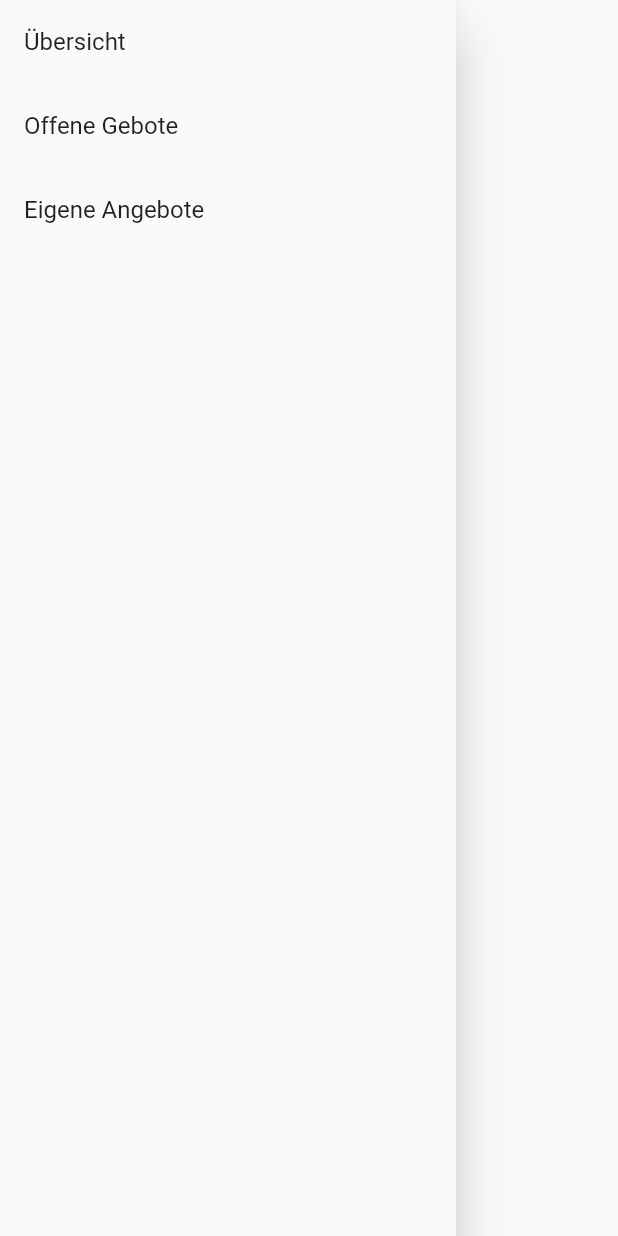
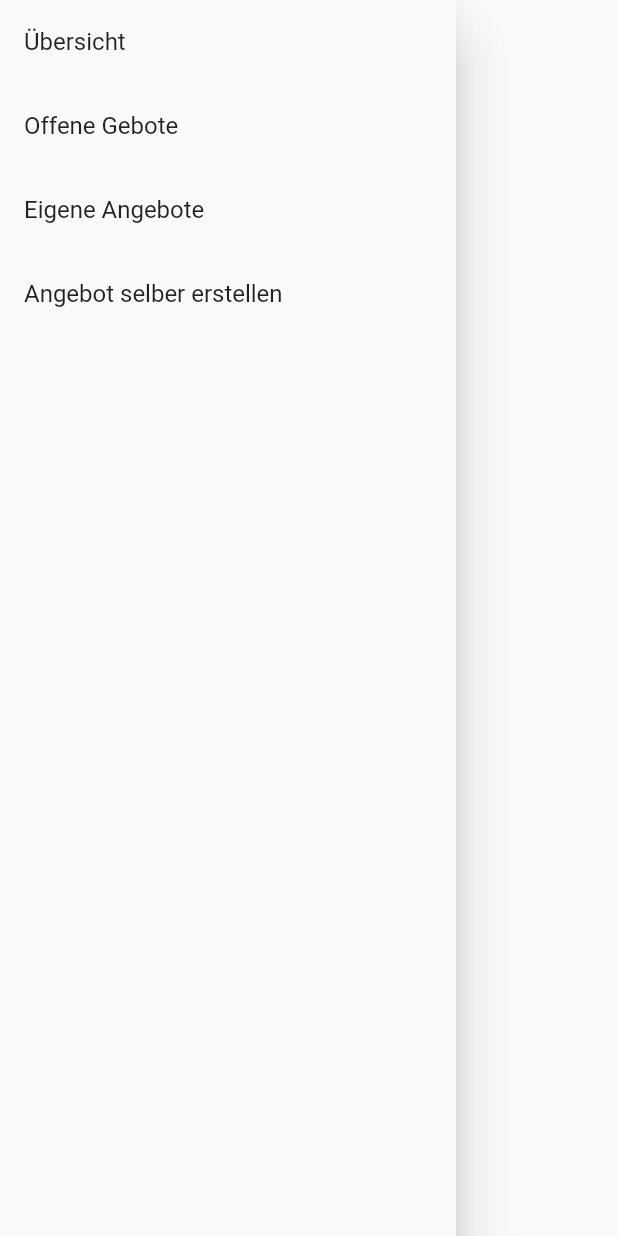
Before and after one commit to DustinHolm/lottery_app, a Flutter app: the Sidebar widget shown alone on an empty page, opened directly, on a phone screen of 412 x 824 dp. Run offline on Flutter 3.47's test engine with Material 2 defaults, Android fonts, the phone set to English and light mode, and no system bars.

Commit message:
-Added a empty Page to create a new Product -Added the Page to the Sidebar

```diff
--- a/lib/main.dart
+++ b/lib/main.dart
@@ -1,5 +1,6 @@
 import 'package:flutter/material.dart';
 import 'package:lottery_app/pages/bidder_page.dart';
+import 'package:lottery_app/pages/create_new_product_page.dart';
 import 'package:lottery_app/pages/seller_page.dart';
 import 'package:lottery_app/pages/overview_page.dart';
 
@@ -29,6 +30,7 @@ class MyApp extends StatelessWidget {
           '/': (context) => OverviewPage(),
           '/bidder': (context) => BidderPage(),
           '/seller': (context) => SellerPage(),
+          '/create': (context) => CreateNewProductPage(),
         });
   }
 }
--- a/lib/sidebar.dart
+++ b/lib/sidebar.dart
@@ -26,6 +26,13 @@ class Sidebar extends StatelessWidget {
               context,
               '/seller'
             )
+          ),
+          ListTile(
+              title: Text('Angebot selber erstellen'),
+              onTap: () => Navigator.pushNamed(
+                  context,
+                  '/create'
+              )
           )
         ],
       ),
```
Also changed, not shown: lib/pages/create_new_product_page.dart (added, +26 -0 lines).
